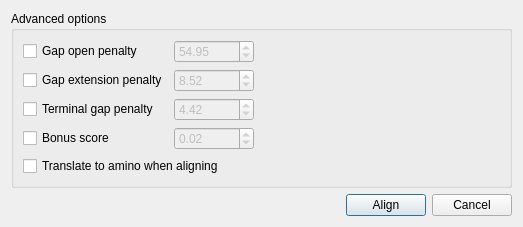
violethaze74/ugene, file src/plugins_3rdparty/kalign/src/ui/KalignDialog.ui: the form before one commit.
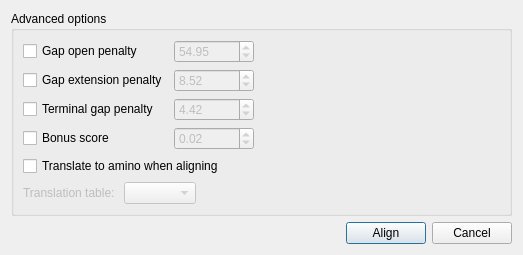
The form after the commit.

```diff
--- a/src/plugins_3rdparty/kalign/src/ui/KalignDialog.ui
+++ b/src/plugins_3rdparty/kalign/src/ui/KalignDialog.ui
@@ -7,7 +7,7 @@
     <x>0</x>
     <y>0</y>
     <width>523</width>
-    <height>214</height>
+    <height>216</height>
    </rect>
   </property>
   <property name="windowTitle">
@@ -199,6 +199,40 @@
         </property>
        </widget>
       </item>
+      <item>
+       <layout class="QHBoxLayout" name="horizontalLayout_2">
+        <item>
+         <widget class="QLabel" name="label">
+          <property name="enabled">
+           <bool>false</bool>
+          </property>
+          <property name="text">
+           <string>Translation table: </string>
+          </property>
+         </widget>
+        </item>
+        <item>
+         <widget class="QComboBox" name="translationTableBox">
+          <property name="enabled">
+           <bool>false</bool>
+          </property>
+         </widget>
+        </item>
+        <item>
+         <spacer name="horizontalSpacer_2">
+          <property name="orientation">
+           <enum>Qt::Horizontal</enum>
+          </property>
+          <property name="sizeHint" stdset="0">
+           <size>
+            <width>40</width>
+            <height>20</height>
+           </size>
+          </property>
+         </spacer>
+        </item>
+       </layout>
+      </item>
      </layout>
     </widget>
    </item>
```
Left out of the diff: 32 changed lines with no effect on the pictures.
